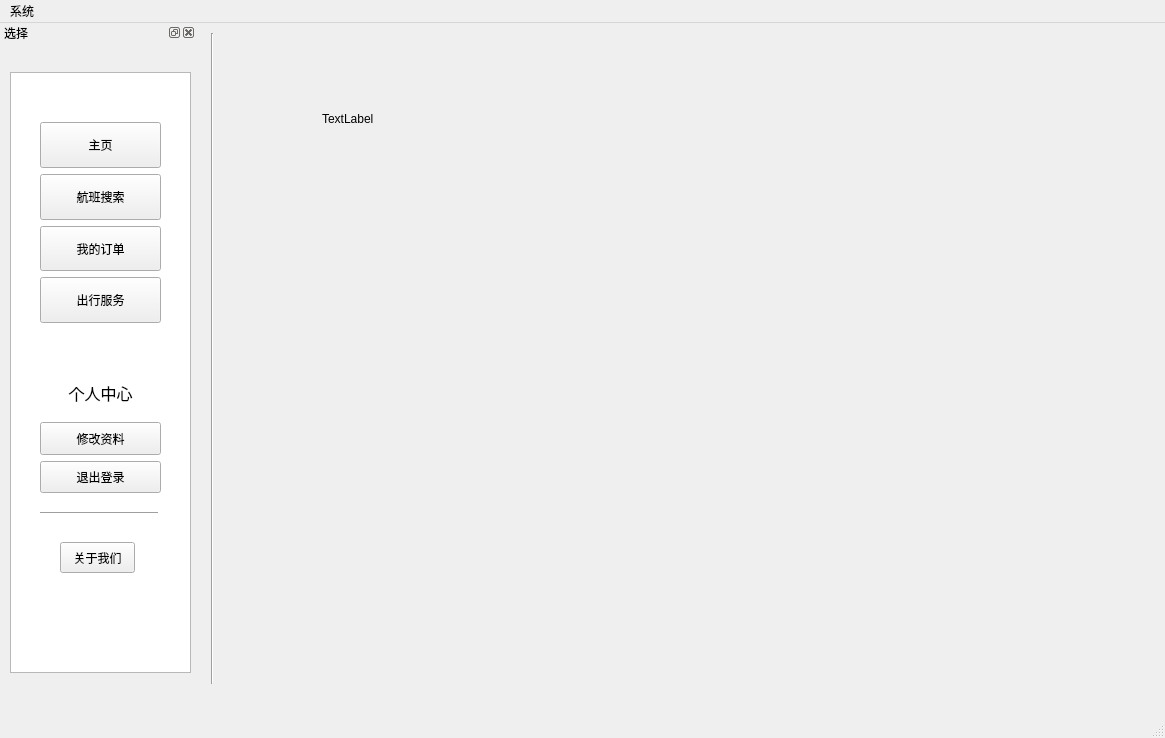
Old version of the form AAMS/UI/LogCataWin.ui in the repository LFNL-scholar/PyQt-Game-Utility-Collection.
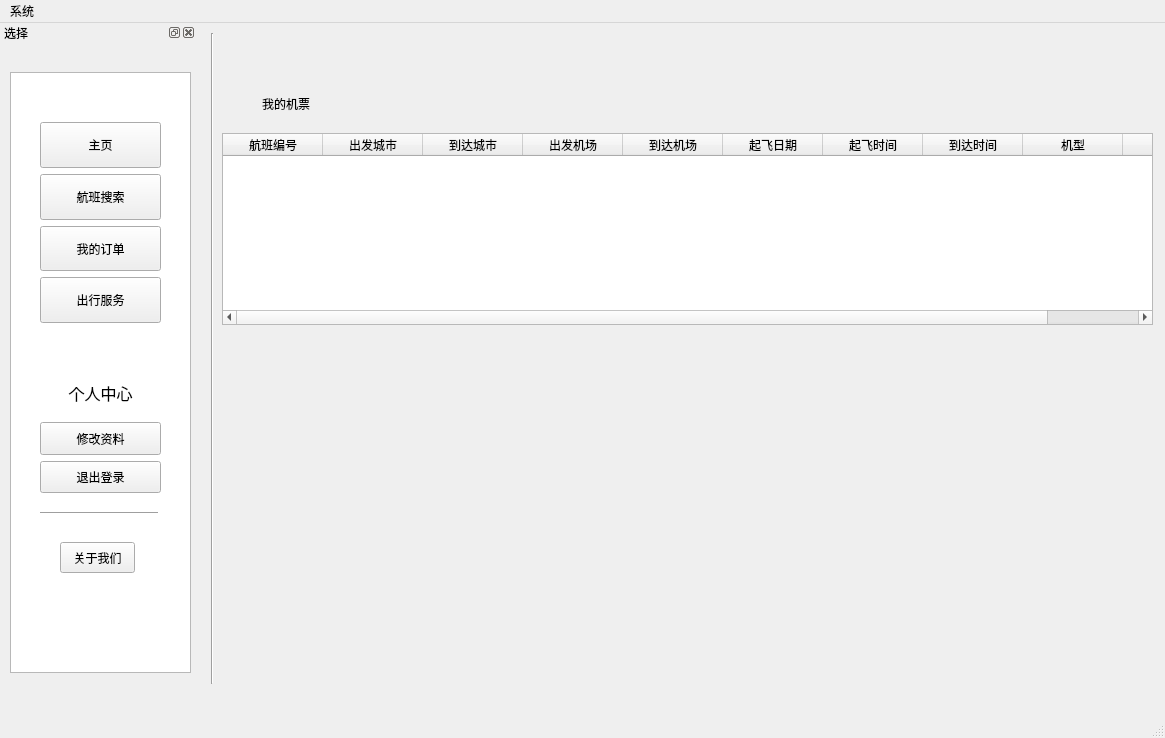
New version of the form. The open tabs and pages were chosen to show the change. Icons and pictures are not drawn.

What changed in the file:
```diff
--- a/AAMS/UI/LogCataWin.ui
+++ b/AAMS/UI/LogCataWin.ui
@@ -270,16 +270,76 @@
      <widget class="QLabel" name="label_7">
       <property name="geometry">
        <rect>
-        <x>100</x>
-        <y>80</y>
-        <width>54</width>
-        <height>12</height>
+        <x>40</x>
+        <y>50</y>
+        <width>71</width>
+        <height>41</height>
        </rect>
       </property>
       <property name="text">
-       <string>TextLabel</string>
+       <string>我的机票</string>
       </property>
      </widget>
+     <widget class="QTableWidget" name="tableWidget">
+      <property name="geometry">
+       <rect>
+        <x>0</x>
+        <y>100</y>
+        <width>931</width>
+        <height>192</height>
+       </rect>
+      </property>
+      <column>
+       <property name="text">
+        <string>航班编号</string>
+       </property>
+      </column>
+      <column>
+       <property name="text">
+        <string>出发城市</string>
+       </property>
+      </column>
+      <column>
+       <property name="text">
+        <string>到达城市</string>
+       </property>
+      </column>
+      <column>
+       <property name="text">
+        <string>出发机场</string>
+       </property>
+      </column>
+      <column>
+       <property name="text">
+        <string>到达机场</string>
+       </property>
+      </column>
+      <column>
+       <property name="text">
+        <string>起飞日期</string>
+       </property>
+      </column>
+      <column>
+       <property name="text">
+        <string>起飞时间</string>
+       </property>
+      </column>
+      <column>
+       <property name="text">
+        <string>到达时间</string>
+       </property>
+      </column>
+      <column>
+       <property name="text">
+        <string>机型</string>
+       </property>
+      </column>
+      <column>
+       <property name="text">
+        <string>选择</string>
+       </property>
+      </column>
+     </widget>
     </widget>
     <widget class="QWidget" name="Modify">
      <widget class="QWidget" name="layoutWidget">
```
Left out of the diff: 72 changed lines with no effect on the pictures.
